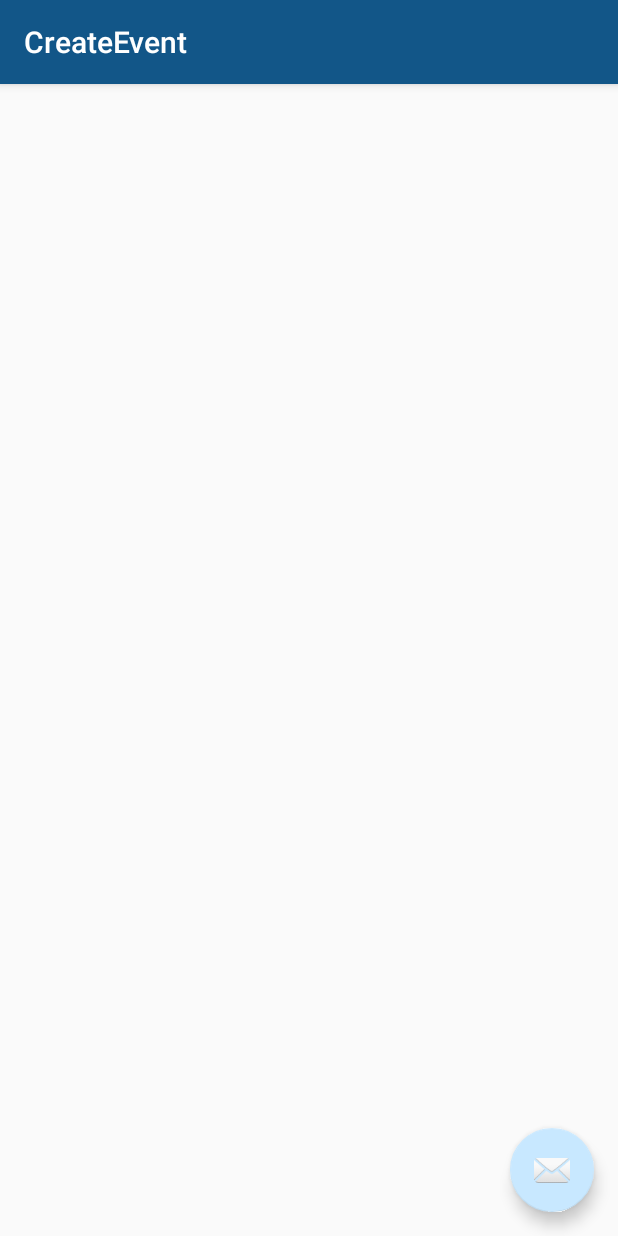
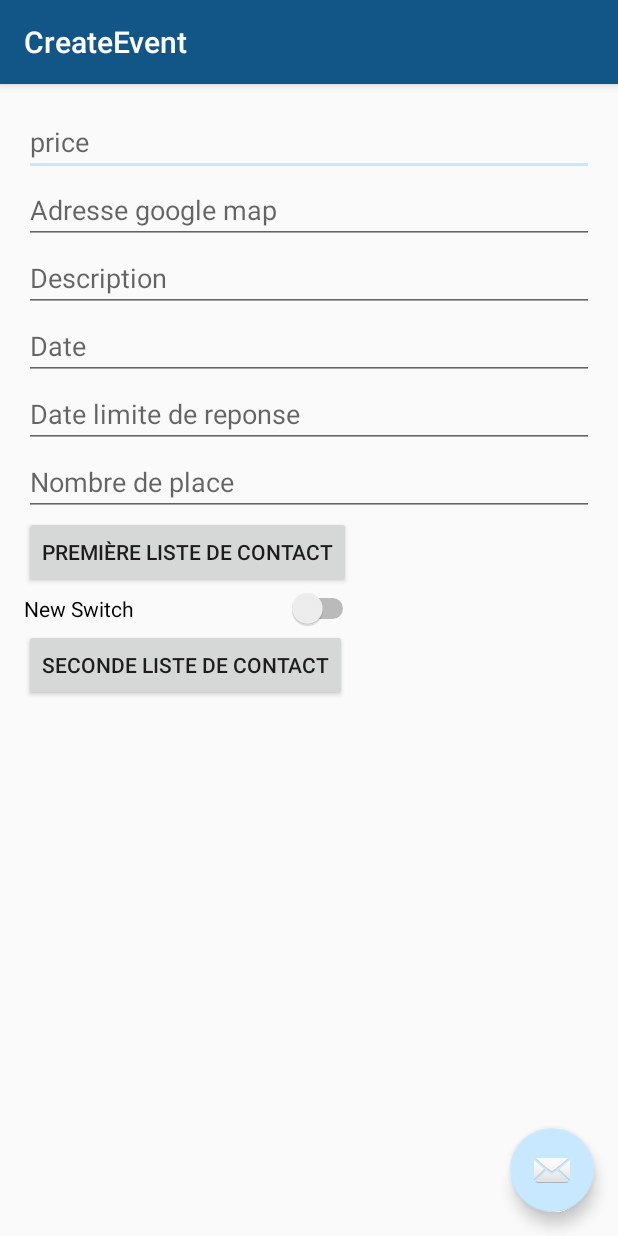
Before and after one commit to AlexandreCourand/UOK_Android, an Android app: the CreateEvent screen opened directly, with no data from a screen before it, on a phone screen of 412 x 824 dp. Run offline under Robolectric (Android 15) with nearby library versions, the phone set to English and light mode, and no system bars; network calls fail.

Commit message:
On a avancer. Mais c'est pas fini. Bon quand c'est qu'on baise

```diff
--- a/UOK/app/src/main/java/com/example/fevrec/uok/MainActivity.java
+++ b/UOK/app/src/main/java/com/example/fevrec/uok/MainActivity.java
@@ -1,10 +1,8 @@
 package com.example.fevrec.uok;
 
-import android.app.Activity;
 import android.content.Intent;
 import android.os.Bundle;
 import android.support.v7.app.AppCompatActivity;
-import android.support.v7.widget.Toolbar;
 import android.view.View;
 import android.widget.Button;
 import android.widget.EditText;
@@ -78,6 +76,8 @@ public class MainActivity extends AppCompatActivity {
         name = (EditText) findViewById(R.id.name);
         mdp = (EditText) findViewById(R.id.password);
         change = (Button) findViewById(R.id.change);
+
+        pseudo.requestFocus();
     }
 
     public void change(View v){
@@ -105,7 +105,7 @@ public class MainActivity extends AppCompatActivity {
 
         RequestQueue queue = Volley.newRequestQueue(this);
 
-        final String URL = SERVER_URL + "v1/userdb";
+        final String URL = SERVER_URL + "v1/user";
     // Post params to be sent to the server
         HashMap<String, String> params = new HashMap<>();
         params.put("name", name.getText().toString());
--- a/UOK/app/src/main/res/layout/content_create_event.xml
+++ b/UOK/app/src/main/res/layout/content_create_event.xml
@@ -1,9 +1,10 @@
 <?xml version="1.0" encoding="utf-8"?>
-<RelativeLayout xmlns:android="http://schemas.android.com/apk/res/android"
+<LinearLayout xmlns:android="http://schemas.android.com/apk/res/android"
     xmlns:app="http://schemas.android.com/apk/res-auto"
     xmlns:tools="http://schemas.android.com/tools"
     android:layout_width="match_parent"
     android:layout_height="match_parent"
+    android:orientation="vertical"
     android:paddingBottom="@dimen/activity_vertical_margin"
     android:paddingLeft="@dimen/activity_horizontal_margin"
     android:paddingRight="@dimen/activity_horizontal_margin"
@@ -12,4 +13,72 @@
     tools:context="com.example.fevrec.uok.CreateEvent"
     tools:showIn="@layout/activity_create_event">
 
-</RelativeLayout>
+    <EditText
+        android:layout_width="match_parent"
+        android:layout_height="wrap_content"
+        android:inputType="numberDecimal"
+        android:ems="10"
+        android:id="@+id/editText2"
+        android:hint="price" />
+
+    <EditText
+        android:layout_width="match_parent"
+        android:layout_height="wrap_content"
+        android:id="@+id/editText"
+        android:hint="Adresse google map" />
+
+    <EditText
+        android:layout_width="match_parent"
+        android:layout_height="wrap_content"
+        android:inputType="textMultiLine"
+        android:ems="10"
+        android:id="@+id/editText3"
+        android:hint="Description" />
+
+    <EditText
+        android:layout_width="match_parent"
+        android:layout_height="wrap_content"
+        android:inputType="date"
+        android:ems="10"
+        android:id="@+id/editText4"
+        android:hint="Date" />
+
+    <EditText
+        android:layout_width="match_parent"
+        android:layout_height="wrap_content"
+        android:inputType="date"
+        android:ems="10"
+        android:id="@+id/editText5"
+        android:hint="Date limite de reponse" />
+
+    <EditText
+        android:layout_width="match_parent"
+        android:layout_height="wrap_content"
+        android:inputType="number"
+        android:ems="10"
+        android:id="@+id/editText6"
+        android:hint="Nombre de place" />
+
+    <Button
+        android:layout_width="wrap_content"
+        android:layout_height="wrap_content"
+        android:text="@string/liste_contact_1"
+        android:id="@+id/button_select_liste_contact_1"
+        android:onClick="getInviteList1"
+        />
+
+    <Switch
+        android:layout_width="wrap_content"
+        android:layout_height="wrap_content"
+        android:text="New Switch"
+        android:id="@+id/switch1"
+        android:hint="Defaut modeTime else Rush" />
+
+    <Button
+        android:layout_width="wrap_content"
+        android:layout_height="wrap_content"
+        android:text="@string/liste_contact_2"
+        android:id="@+id/button_select_liste_contact_2"
+        android:onClick="getInviteList1" />
+
+</LinearLayout>
--- a/UOK/app/src/main/res/values/strings.xml
+++ b/UOK/app/src/main/res/values/strings.xml
@@ -13,4 +13,7 @@
     <string name="title_activity_event_view">Mes évenements</string>
     <string name="cant_fetch_data">Données non accessible</string>
     <string name="title_activity_create_event">CreateEvent</string>
+    <string name="title_activity_choose_contact">Liste Contact</string>
+    <string name="liste_contact_1">Première liste de contact</string>
+    <string name="liste_contact_2">Seconde liste de contact</string>
 </resources>
```
Also changed, not shown: UOK/app/src/main/AndroidManifest.xml (+6 -5 lines), UOK/app/src/main/java/com/example/fevrec/uok/CreateActivity.java (deleted, +0 -78 lines), UOK/app/src/main/java/com/example/fevrec/uok/CreateEvent.java (+24 -0 lines), UOK/app/src/main/java/com/example/fevrec/uok/tools/ContactPickerMulti.java (added, +192 -0 lines), UOK/app/src/main/res/layout/contacts_multi.xml (added, +25 -0 lines), UOK/app/src/main/res/layout/create_event.xml (deleted, +0 -97 lines).
